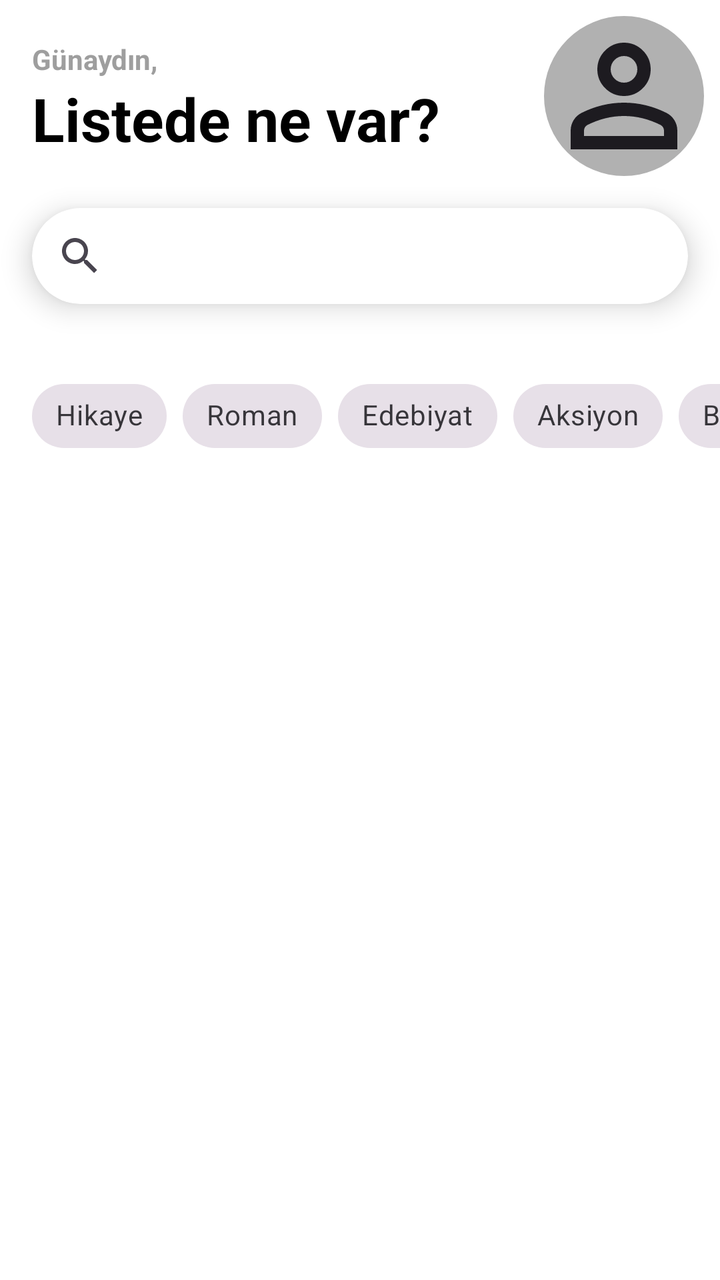
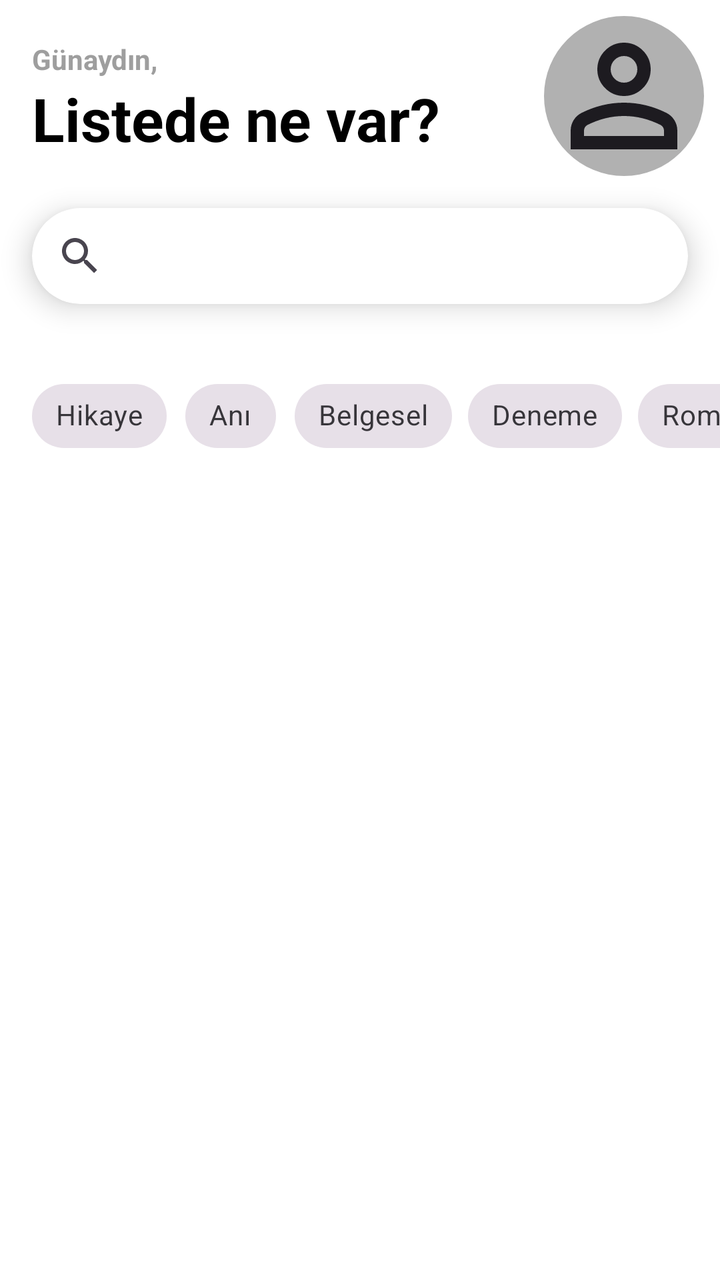

The first picture is an Android layout as it rendered before a commit; the second is the same layout after the commit. The layout source and the unified diff follow.
<!-- AndroidManifest.xml: activity theme Theme.Elib -->
<!-- res/layout/fragment_home.xml -->
<?xml version="1.0" encoding="utf-8"?>
<LinearLayout xmlns:android="http://schemas.android.com/apk/res/android"
    xmlns:tools="http://schemas.android.com/tools"
    android:layout_width="match_parent"
    android:layout_height="match_parent"
    xmlns:app="http://schemas.android.com/apk/res-auto"
    android:orientation="vertical"
    android:background="@color/white"
    tools:context=".HomeFragment">

    <LinearLayout
        android:layout_width="match_parent"
        android:layout_height="wrap_content"
        android:orientation="horizontal">

        <LinearLayout
            android:layout_width="0dp"
            android:layout_height="wrap_content"
            android:layout_weight="1"
            android:orientation="vertical">

            <TextView
                android:layout_width="wrap_content"
                android:layout_height="wrap_content"
                android:paddingStart="16dp"
                android:textStyle="bold"
                android:paddingTop="20dp"
                android:textColor="#9E9E9E"
                android:text="Günaydın," />

            <TextView
                android:layout_width="wrap_content"
                android:layout_height="wrap_content"
                android:textColor="@color/black"
                android:textStyle="bold"
                android:paddingStart="16dp"
                android:paddingTop="0dp"
                android:textSize="30sp"
                android:text="Listede ne var?" />

        </LinearLayout>

        <com.google.android.material.imageview.ShapeableImageView
            android:id="@+id/fragment_home_profile_image"
            android:layout_width="80dp"
            android:layout_height="80dp"
            android:layout_marginEnd="8dp"
            android:layout_marginTop="8dp"
            android:scaleType="centerCrop"
            android:background="#B1B1B1"
            android:src="@drawable/person"
            app:shapeAppearanceOverlay="@style/CircularImage"/>

    </LinearLayout>

    <androidx.cardview.widget.CardView
        android:layout_width="match_parent"
        android:layout_height="wrap_content"
        android:layout_margin="16dp"
        app:cardCornerRadius="24dp"
        app:cardElevation="8dp"
        app:cardBackgroundColor="@color/white">

        <SearchView
            android:id="@+id/fragment_home_search"
            android:layout_width="match_parent"
            android:layout_height="wrap_content"
            app:iconifiedByDefault="false"
            app:queryHint="Arama yapın..." />

    </androidx.cardview.widget.CardView>

    <HorizontalScrollView
        android:layout_width="match_parent"
        android:layout_height="wrap_content"
        android:scrollbars="none"
        android:paddingStart="16dp"
        android:paddingEnd="16dp"
        android:paddingTop="16dp"
        android:clipToPadding="false">

        <com.google.android.material.chip.ChipGroup
            android:id="@+id/fragment_home_categories"
            android:layout_width="wrap_content"
            android:layout_height="wrap_content"
            app:singleLine="true"
            app:selectionRequired="false">

            <com.google.android.material.chip.Chip
                android:id="@+id/fragment_home_categories_story"
                style="@style/Widget.MaterialComponents.Chip.Filter"
                android:layout_width="wrap_content"
                android:layout_height="wrap_content"
                android:contentDescription="story"
                android:text="Hikaye" />

            <com.google.android.material.chip.Chip
                android:id="@+id/fragment_home_categories_novel"
                style="@style/Widget.MaterialComponents.Chip.Filter"
                android:layout_width="wrap_content"
                android:layout_height="wrap_content"
                android:contentDescription="roman"
                android:text="Roman" />

            <com.google.android.material.chip.Chip
                android:id="@+id/fragment_home_categories_literature"
                style="@style/Widget.MaterialComponents.Chip.Filter"
                android:layout_width="wrap_content"
                android:layout_height="wrap_content"
                android:contentDescription="literature"
                android:text="Edebiyat" />

            <com.google.android.material.chip.Chip
                android:id="@+id/fragment_home_categories_action"
                style="@style/Widget.MaterialComponents.Chip.Filter"
                android:layout_width="wrap_content"
                android:layout_height="wrap_content"
                android:contentDescription="action"
                android:text="Aksiyon" />

            <com.google.android.material.chip.Chip
                android:id="@+id/fragment_home_categories_sifi"
                style="@style/Widget.MaterialComponents.Chip.Filter"
                android:layout_width="wrap_content"
                android:layout_height="wrap_content"
                android:contentDescription="si-fi"
                android:text="Bilim Kurgu" />

            <com.google.android.material.chip.Chip
                android:id="@+id/fragment_home_categories_biography"
                style="@style/Widget.MaterialComponents.Chip.Filter"
                android:layout_width="wrap_content"
                android:layout_height="wrap_content"
                android:contentDescription="biography"
                android:text="Biyografi" />

        </com.google.android.material.chip.ChipGroup>

    </HorizontalScrollView>

    <RelativeLayout
        android:layout_width="match_parent"
        android:layout_height="match_parent">

        <androidx.recyclerview.widget.RecyclerView
            android:id="@+id/fragment_home_recyclerview"
            android:layout_width="match_parent"
            android:layout_height="match_parent" />

        <ProgressBar
            android:id="@+id/fragment_home_progressbar"
            android:layout_width="wrap_content"
            android:layout_height="wrap_content"
            android:layout_centerInParent="true"/>

    </RelativeLayout>

</LinearLayout>
<!-- resources referenced by this layout -->
<resources>
  <color name="black">#FF000000</color>
  <color name="white">#FFFFFFFF</color>
  <!-- drawable person (drawable) -->
  <vector xmlns:android="http://schemas.android.com/apk/res/android"
      android:width="24dp"
      android:height="24dp"
      android:viewportWidth="24"
      android:viewportHeight="24">
    <path
        android:pathData="M12,12C10.9,12 9.958,11.608 9.175,10.825C8.392,10.042 8,9.1 8,8C8,6.9 8.392,5.958 9.175,5.175C9.958,4.392 10.9,4 12,4C13.1,4 14.042,4.392 14.825,5.175C15.608,5.958 16,6.9 16,8C16,9.1 15.608,10.042 14.825,10.825C14.042,11.608 13.1,12 12,12ZM4,20V17.2C4,16.633 4.146,16.112 4.438,15.637C4.729,15.163 5.117,14.8 5.6,14.55C6.633,14.033 7.683,13.646 8.75,13.387C9.817,13.129 10.9,13 12,13C13.1,13 14.183,13.129 15.25,13.387C16.317,13.646 17.367,14.033 18.4,14.55C18.883,14.8 19.271,15.163 19.563,15.637C19.854,16.112 20,16.633 20,17.2V20H4ZM6,18H18V17.2C18,17.017 17.954,16.85 17.862,16.7C17.771,16.55 17.65,16.433 17.5,16.35C16.6,15.9 15.692,15.563 14.775,15.337C13.858,15.113 12.933,15 12,15C11.067,15 10.142,15.113 9.225,15.337C8.308,15.563 7.4,15.9 6.5,16.35C6.35,16.433 6.229,16.55 6.137,16.7C6.046,16.85 6,17.017 6,17.2V18ZM12,10C12.55,10 13.021,9.804 13.413,9.413C13.804,9.021 14,8.55 14,8C14,7.45 13.804,6.979 13.413,6.588C13.021,6.196 12.55,6 12,6C11.45,6 10.979,6.196 10.587,6.588C10.196,6.979 10,7.45 10,8C10,8.55 10.196,9.021 10.587,9.413C10.979,9.804 11.45,10 12,10Z"
        android:fillColor="#1D1B20"/>
  </vector>
  <style name="CircularImage">
          <item name="cornerFamily">rounded</item>
          <item name="cornerSize">50%</item>
      </style>
  <style name="Theme.Elib" parent="Theme.Material3.Light.NoActionBar" />
</resources>

<!-- the commit's change to res/layout/fragment_home.xml (unified diff, before → after) -->
@@ -91,8 +91,32 @@
                 style="@style/Widget.MaterialComponents.Chip.Filter"
                 android:layout_width="wrap_content"
                 android:layout_height="wrap_content"
-                android:contentDescription="story"
+                android:contentDescription="hikaye"
                 android:text="Hikaye" />
+
+            <com.google.android.material.chip.Chip
+                android:id="@+id/fragment_home_categories_memoir"
+                style="@style/Widget.MaterialComponents.Chip.Filter"
+                android:layout_width="wrap_content"
+                android:layout_height="wrap_content"
+                android:contentDescription="anı"
+                android:text="Anı" />
+
+            <com.google.android.material.chip.Chip
+                android:id="@+id/fragment_home_categories_documentary"
+                style="@style/Widget.MaterialComponents.Chip.Filter"
+                android:layout_width="wrap_content"
+                android:layout_height="wrap_content"
+                android:contentDescription="belgesel"
+                android:text="Belgesel" />
+
+            <com.google.android.material.chip.Chip
+                android:id="@+id/fragment_home_categories_essay"
+                style="@style/Widget.MaterialComponents.Chip.Filter"
+                android:layout_width="wrap_content"
+                android:layout_height="wrap_content"
+                android:contentDescription="deneme"
+                android:text="Deneme" />
 
             <com.google.android.material.chip.Chip
                 android:id="@+id/fragment_home_categories_novel"
@@ -107,7 +131,7 @@
                 style="@style/Widget.MaterialComponents.Chip.Filter"
                 android:layout_width="wrap_content"
                 android:layout_height="wrap_content"
-                android:contentDescription="literature"
+                android:contentDescription="edebiyat"
                 android:text="Edebiyat" />
 
             <com.google.android.material.chip.Chip
@@ -115,7 +139,7 @@
                 style="@style/Widget.MaterialComponents.Chip.Filter"
                 android:layout_width="wrap_content"
                 android:layout_height="wrap_content"
-                android:contentDescription="action"
+                android:contentDescription="aksiyon"
                 android:text="Aksiyon" />
 
             <com.google.android.material.chip.Chip
@@ -123,7 +147,7 @@
                 style="@style/Widget.MaterialComponents.Chip.Filter"
                 android:layout_width="wrap_content"
                 android:layout_height="wrap_content"
-                android:contentDescription="si-fi"
+                android:contentDescription="bilim kurgu"
                 android:text="Bilim Kurgu" />
 
             <com.google.android.material.chip.Chip
@@ -131,7 +155,7 @@
                 style="@style/Widget.MaterialComponents.Chip.Filter"
                 android:layout_width="wrap_content"
                 android:layout_height="wrap_content"
-                android:contentDescription="biography"
+                android:contentDescription="biyografi"
                 android:text="Biyografi" />
 
         </com.google.android.material.chip.ChipGroup>
